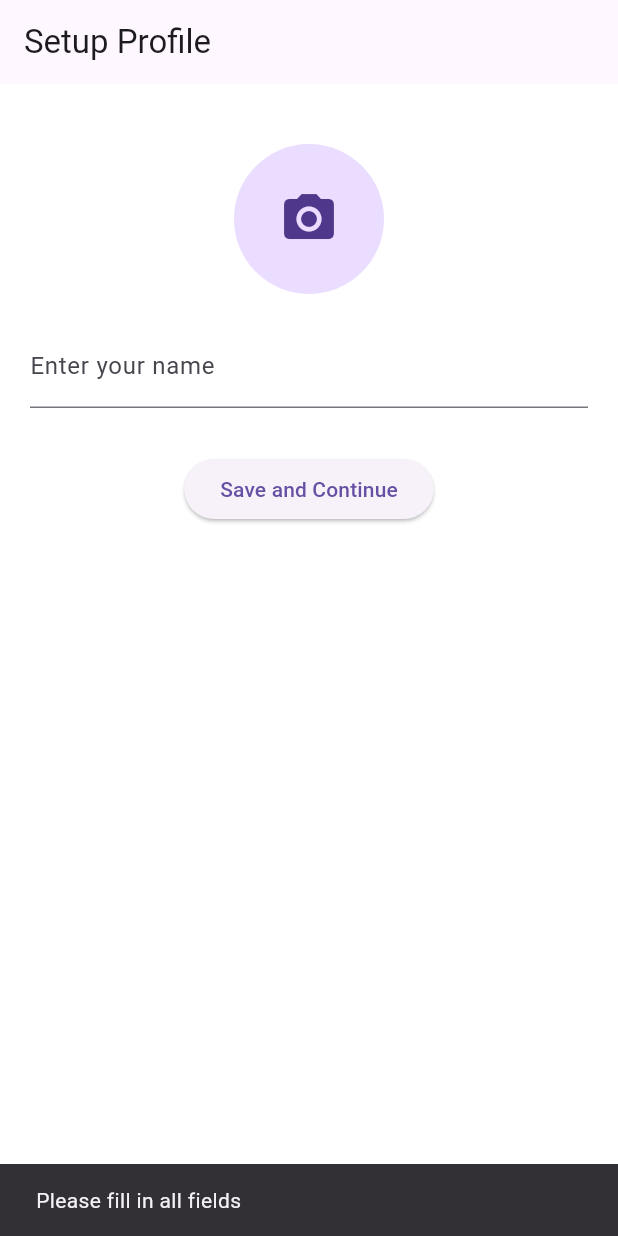
After one commit to chitti-a7r4/giveit-away, a Flutter app: the SetupProfileScreen screen opened directly, after a tap on "Save and Continue", on a phone screen of 412 x 824 dp. The commit adds this screen. Run offline on Flutter 3.47's test engine with Material 3 defaults, Android fonts, the light colour scheme and no system bars; our stand-ins replace carousel_slider, cloud_firestore, firebase_auth, firebase_core, firebase_storage, geocoding and 6 more; missing offline and left inert: firebase_app_check; accounts and stored records are empty.

Commit message:
setup profile screen

```diff
--- a/lib/main.dart
+++ b/lib/main.dart
@@ -10,6 +10,7 @@ import 'screens/post_screen.dart';
 import 'screens/profile_screen.dart';
 import 'screens/chat_list_screen.dart';
 import 'screens/login_screen.dart';
+import 'screens/setup_profile_screen.dart';
 
 void main() async {
   WidgetsFlutterBinding.ensureInitialized();
@@ -42,6 +43,7 @@ class GiveItAwayApp extends StatelessWidget {
     );
   }
 }
+
 
 /// Check if user is already signed in
 class AuthGate extends StatelessWidget {
--- a/lib/screens/home_screen.dart
+++ b/lib/screens/home_screen.dart
@@ -141,4 +141,5 @@
       ),
     );
   }
+
 }
--- a/lib/screens/profile_screen.dart
+++ b/lib/screens/profile_screen.dart
@@ -1,5 +1,6 @@
 import 'package:flutter/material.dart';
 import 'package:firebase_auth/firebase_auth.dart';
+import 'package:go_router/go_router.dart';
 
 class ProfileScreen extends StatelessWidget {
   const ProfileScreen({super.key});
@@ -37,10 +38,7 @@ class ProfileScreen extends StatelessWidget {
                 leading: const Icon(Icons.help_outline),
                 title: const Text('Help & Support'),
                 onTap: () {
-                  Navigator.pop(context);
-                  ScaffoldMessenger.of(context).showSnackBar(
-                    const SnackBar(content: Text("Help & Support tapped")),
-                  );
+                  context.go('/post');
                 },
               ),
               ListTile(
--- /dev/null
+++ b/lib/screens/setup_profile_screen.dart
@@ -0,0 +1,110 @@
+import 'dart:io';
+import 'package:flutter/material.dart';
+import 'package:firebase_auth/firebase_auth.dart';
+import 'package:firebase_storage/firebase_storage.dart';
+import 'package:cloud_firestore/cloud_firestore.dart';
+import 'package:image_picker/image_picker.dart';
+import 'package:newapp/screens/home_screen.dart';
+
+
+class SetupProfileScreen extends StatefulWidget {
+  const SetupProfileScreen({super.key});
+
+  @override
+  State<SetupProfileScreen> createState() => _SetupProfileScreenState();
+}
+
+class _SetupProfileScreenState extends State<SetupProfileScreen> {
+  final TextEditingController _nameController = TextEditingController();
+  File? _pickedImage;
+  bool _isSaving = false;
+
+  Future<void> _pickImage() async {
+    final picker = ImagePicker();
+    final pickedFile = await picker.pickImage(source: ImageSource.gallery);
+    if (pickedFile != null) {
+      setState(() {
+        _pickedImage = File(pickedFile.path);
+      });
+    }
+  }
+
+  Future<void> _saveProfile() async {
+    final user = FirebaseAuth.instance.currentUser;
+    if (user == null || _nameController.text.trim().isEmpty || _pickedImage == null) {
+      ScaffoldMessenger.of(context).showSnackBar(
+        const SnackBar(content: Text("Please fill in all fields")),
+      );
+      return;
+    }
+
+    setState(() {
+      _isSaving = true;
+    });
+
+    // Upload image to Firebase Storage
+    final storageRef = FirebaseStorage.instance
+        .ref()
+        .child('profile_pics/${user.uid}');
+    await storageRef.putFile(_pickedImage!);
+    final imageUrl = await storageRef.getDownloadURL();
+
+    // Save user info to Firestore
+    await FirebaseFirestore.instance.collection('users').doc(user.uid).set({
+      'name': _nameController.text.trim(),
+      'bio': "Hey there! I'm new here.",
+      'imageUrl': imageUrl,
+      'uid': user.uid,
+      'email': user.email,
+    });
+
+    setState(() {
+      _isSaving = false;
+    });
+
+  Navigator.pushAndRemoveUntil(
+  context,
+  MaterialPageRoute(builder: (_) => const HomeScreen()),
+  (route) => false,
+);
+ // go to main screen
+  }
+
+  @override
+  Widget build(BuildContext context) {
+    return Scaffold(
+      appBar: AppBar(title: const Text("Setup Profile")),
+      body: Padding(
+        padding: const EdgeInsets.all(20),
+        child: Column(
+          children: [
+            const SizedBox(height: 20),
+            GestureDetector(
+              onTap: _pickImage,
+              child: CircleAvatar(
+                radius: 50,
+                backgroundImage:
+                    _pickedImage != null ? FileImage(_pickedImage!) : null,
+                child: _pickedImage == null
+                    ? const Icon(Icons.camera_alt, size: 40)
+                    : null,
+              ),
+            ),
+            const SizedBox(height: 20),
+            TextField(
+              controller: _nameController,
+              decoration: const InputDecoration(labelText: "Enter your name"),
+            ),
+            const SizedBox(height: 30),
+            ElevatedButton(
+              onPressed: _isSaving ? null : _saveProfile,
+              child: _isSaving
+                  ? const CircularProgressIndicator()
+                  : const Text("Save and Continue"),
+            ),
+          ],
+        ),
+      ),
+    );
+  }
+}
--- a/pubspec.yaml
+++ b/pubspec.yaml
@@ -49,6 +49,7 @@ dependencies:
   firebase_app_check: ^0.3.2+5
   smooth_page_indicator: ^1.2.1
   carousel_slider: ^5.0.0
+  go_router: ^15.0.0
 
 dev_dependencies:
   flutter_test:
```
Also changed, not shown: lib/screens/login_screen.dart (+23 -1 lines), lib/screens/post_screen.dart (+45 -57 lines), lib/screens/register_screen.dart (+25 -4 lines), pubspec.lock.
